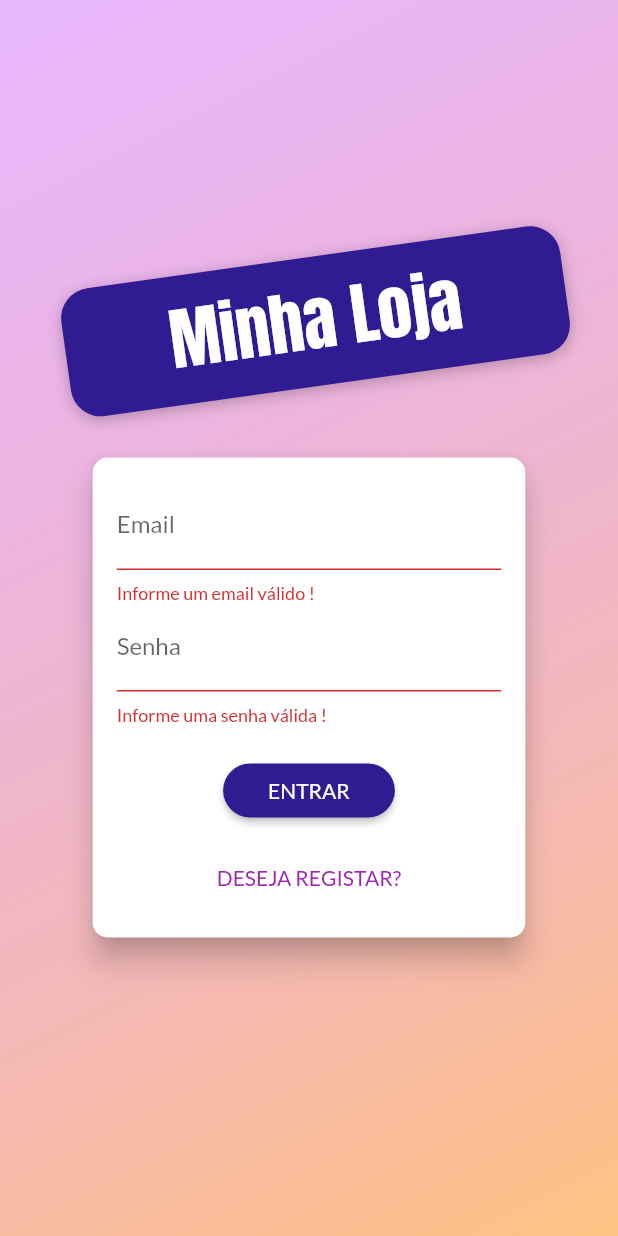
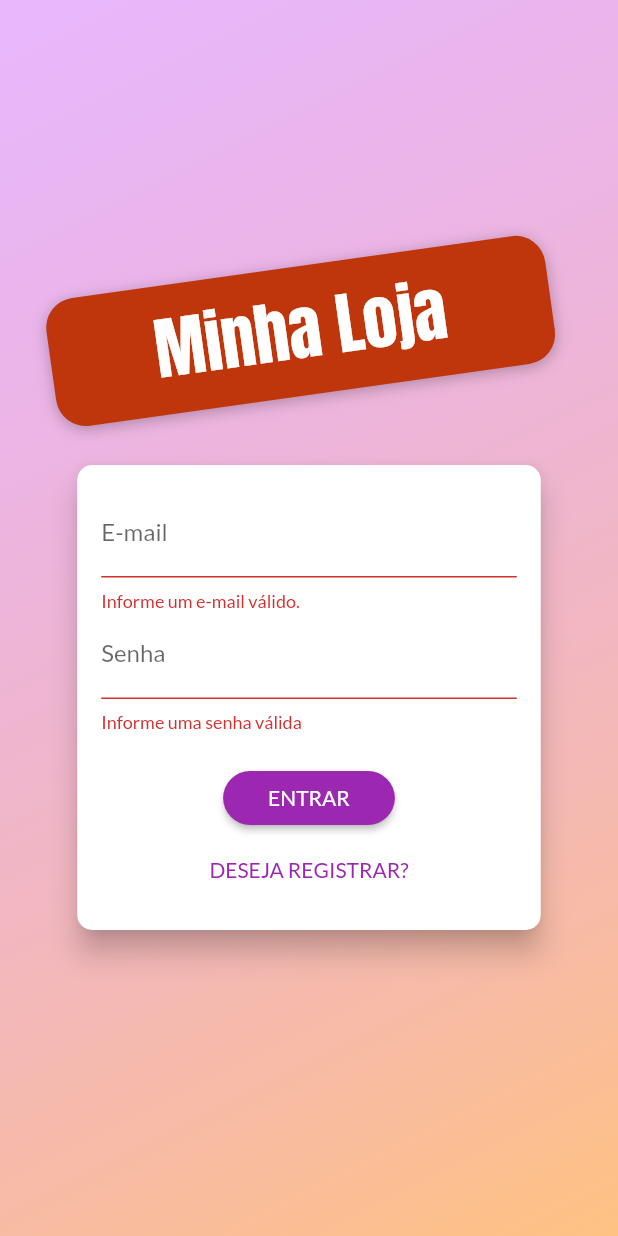
Before and after one commit to AlexGayer/shop, a Flutter app: the screen it shows after launch, after a tap on "ENTRAR", on a phone screen of 412 x 824 dp. Run offline on Flutter 3.47's test engine with Material 3 defaults, Android fonts, the phone set to English and light mode, and no system bars; our stand-ins replace shared_preferences; missing offline and left inert: shared_preferences_web; network calls fail.

```diff
--- a/lib/components/auth_form.dart
+++ b/lib/components/auth_form.dart
@@ -1,141 +1,179 @@
 import 'package:flutter/material.dart';
 import 'package:provider/provider.dart';
+import 'package:shop/exceptions/auth_exception.dart';
 import 'package:shop/models/auth.dart';
 
-enum AuthMode { Signup, Login }
+enum AuthMode { signup, login }
 
 class AuthForm extends StatefulWidget {
-  const AuthForm({super.key});
+  const AuthForm({Key? key}) : super(key: key);
 
   @override
   State<AuthForm> createState() => _AuthFormState();
 }
 
 class _AuthFormState extends State<AuthForm> {
+  final _passwordController = TextEditingController();
   final _formKey = GlobalKey<FormState>();
-  bool isLoading = false;
-  final _passwordController = TextEditingController();
-  AuthMode _authMode = AuthMode.Login;
+  bool _isLoading = false;
+  AuthMode _authMode = AuthMode.login;
   final Map<String, String> _authData = {
-    "email": "",
-    "password": "",
+    'email': '',
+    'password': '',
   };
 
-  bool _isLogin() => _authMode == AuthMode.Login;
-  bool _isSignup() => _authMode == AuthMode.Signup;
+  bool _isLogin() => _authMode == AuthMode.login;
+  bool _isSignup() => _authMode == AuthMode.signup;
+
+  void _switchAuthMode() {
+    setState(() {
+      if (_isLogin()) {
+        _authMode = AuthMode.signup;
+      } else {
+        _authMode = AuthMode.login;
+      }
+    });
+  }
+
+  void _showErrorDialog(String msg) {
+    showDialog(
+      context: context,
+      builder: (ctx) => AlertDialog(
+        title: const Text('Ocorreo um Erro'),
+        content: Text(msg),
+        actions: [
+          TextButton(
+            onPressed: () => Navigator.of(context).pop(),
+            child: const Text('Fechar'),
+          ),
+        ],
+      ),
+    );
+  }
+
+  Future<void> _submit() async {
+    final isValid = _formKey.currentState?.validate() ?? false;
+
+    if (!isValid) {
+      return;
+    }
+
+    setState(() => _isLoading = true);
+
+    _formKey.currentState?.save();
+    Auth auth = Provider.of(context, listen: false);
+
+    try {
+      if (_isLogin()) {
+        // Login
+        await auth.login(
+          _authData['email']!,
+          _authData['password']!,
+        );
+      } else {
+        // Registrar
+        await auth.signup(
+          _authData['email']!,
+          _authData['password']!,
+        );
+      }
+    } on AuthException catch (error) {
+      _showErrorDialog(error.toString());
+    } catch (error) {
+      _showErrorDialog('Ocorreu um erro inesperado!');
+    }
+
+    setState(() => _isLoading = false);
+  }
 
   @override
   Widget build(BuildContext context) {
+    final deviceSize = MediaQuery.of(context).size;
     return Card(
       elevation: 8,
-      shape: RoundedRectangleBorder(borderRadius: BorderRadius.circular(10)),
+      shape: RoundedRectangleBorder(
+        borderRadius: BorderRadius.circular(10),
+      ),
       child: Container(
-        height: _isLogin() ? 320 : 400,
-        width: MediaQuery.of(context).size.width * 0.7,
         padding: const EdgeInsets.all(16),
+        height: _isLogin() ? 310 : 400,
+        width: deviceSize.width * 0.75,
         child: Form(
           key: _formKey,
           child: Column(
             children: [
               TextFormField(
-                  decoration: const InputDecoration(labelText: "Email"),
+                decoration: const InputDecoration(labelText: 'E-mail'),
                 keyboardType: TextInputType.emailAddress,
-                  onSaved: (email) => _authData["email"] = email ?? "",
+                onSaved: (email) => _authData['email'] = email ?? '',
                 validator: (_email) {
-                    final email = _email ?? "";
-                    if (email.trim().isEmpty) {
-                      return "Informe um email válido !";
-                    } else {
+                  final email = _email ?? '';
+                  if (email.trim().isEmpty || !email.contains('@')) {
+                    return 'Informe um e-mail válido.';
+                  }
                   return null;
-                    }
                 },
               ),
               TextFormField(
-                  decoration: const InputDecoration(labelText: "Senha"),
-                  keyboardType: TextInputType.text,
+                decoration: const InputDecoration(labelText: 'Senha'),
+                keyboardType: TextInputType.emailAddress,
                 obscureText: true,
                 controller: _passwordController,
-                  onSaved: (password) => _authData["password"] = password ?? "",
+                onSaved: (password) => _authData['password'] = password ?? '',
                 validator: (_password) {
-                    final password = _password ?? "";
+                  final password = _password ?? '';
                   if (password.isEmpty || password.length < 5) {
-                      return "Informe uma senha válida !";
-                    } else {
+                    return 'Informe uma senha válida';
+                  }
                   return null;
-                    }
                 },
               ),
               if (_isSignup())
                 TextFormField(
-                    decoration: const InputDecoration(labelText: "Confirmar Senha"),
-                    keyboardType: TextInputType.text,
+                  decoration:
+                      const InputDecoration(labelText: 'Confirmar Senha'),
+                  keyboardType: TextInputType.emailAddress,
                   obscureText: true,
                   validator: _isLogin()
                       ? null
                       : (_password) {
-                            final password = _password ?? "";
+                          final password = _password ?? '';
                           if (password != _passwordController.text) {
-                              return "Senhas informadas não conferem !";
-                            } else {
+                            return 'Senhas informadas não conferem.';
+                          }
                           return null;
-                            }
                         },
                 ),
               const SizedBox(height: 20),
-                isLoading
-                    ? Center(
-                        child: CircularProgressIndicator(color: Colors.deepPurple.shade900),
-                      )
-                    : ElevatedButton(
+              if (_isLoading)
+                const CircularProgressIndicator()
+              else
+                ElevatedButton(
                   onPressed: _submit,
                   style: ElevatedButton.styleFrom(
                     shape: RoundedRectangleBorder(
                       borderRadius: BorderRadius.circular(30),
                     ),
-                            backgroundColor: Colors.deepPurple.shade900,
-                            padding: const EdgeInsets.symmetric(horizontal: 30, vertical: 8)),
-                        child: Text(_authMode == AuthMode.Login ? "ENTRAR" : "REGISTRAR"),
+                    padding: const EdgeInsets.symmetric(
+                      horizontal: 30,
+                      vertical: 8,
+                    ),
+                  ),
+                  child: Text(
+                    _authMode == AuthMode.login ? 'ENTRAR' : 'REGISTRAR',
+                  ),
                 ),
               const Spacer(),
               TextButton(
                 onPressed: _switchAuthMode,
-                  child: Text(_isLogin() ? "DESEJA REGISTAR?" : "JÁ POSSUI CONTA?"),
-                )
+                child: Text(
+                  _isLogin() ? 'DESEJA REGISTRAR?' : 'JÁ POSSUI CONTA?',
+                ),
+              ),
             ],
-            )),
+          ),
+        ),
       ),
     );
   }
-
-  _submit() async {
-    final _isValid = _formKey.currentState?.validate() ?? false;
-
-    if (!_isValid) {
-      return;
 }
-    setState(() => isLoading = true);
-
-    _formKey.currentState?.save();
-    Auth auth = Provider.of(context, listen: false);
-
-    if (_isLogin()) {
-      //login
-    } else {
-      //registrar
-      await auth.signup(
-        _authData["email"]!,
-        _authData["password"]!,
-      );
-    }
-  }
-
-  _switchAuthMode() {
-    setState(() {
-      if (_isLogin()) {
-        _authMode = AuthMode.Signup;
-      } else {
-        _authMode = AuthMode.Login;
-      }
-    });
-  }
-}
--- /dev/null
+++ b/lib/data/store.dart
@@ -0,0 +1,32 @@
+import 'dart:convert';
+import 'package:shared_preferences/shared_preferences.dart';
+
+class Store {
+  static Future<bool> saveString(String key, String value) async {
+    final prefs = await SharedPreferences.getInstance();
+    return prefs.setString(key, value);
+  }
+
+  static Future<bool> saveMap(String key, Map<String, dynamic> value) async {
+    return saveString(key, jsonEncode(value));
+  }
+
+  static Future<String> getString(String key,
+      [String defaultValue = '']) async {
+    final prefs = await SharedPreferences.getInstance();
+    return prefs.getString(key) ?? defaultValue;
+  }
+
+  static Future<Map<String, dynamic>> getMap(String key) async {
+    try {
+      return jsonDecode(await getString(key));
+    } catch (_) {
+      return {};
+    }
+  }
+
+  static Future<bool> remove(String key) async {
+    final prefs = await SharedPreferences.getInstance();
+    return prefs.remove(key);
+  }
+}
--- /dev/null
+++ b/lib/exceptions/auth_exception.dart
@@ -0,0 +1,20 @@
+class AuthException implements Exception {
+  static const Map<String, String> errors = {
+    'EMAIL_EXISTS': 'E-mail já cadastrado.',
+    'OPERATION_NOT_ALLOWED': 'Operação não permitida!',
+    'TOO_MANY_ATTEMPTS_TRY_LATER':
+        'Acesso bloqueado temporariamente. Tente mais tarde.',
+    'EMAIL_NOT_FOUND': 'E-mail não encontrado.',
+    'INVALID_PASSWORD': 'Senha informada não confere.',
+    'USER_DISABLED': 'A conta do usuário foi desabilitada.',
+  };
+
+  final String key;
+
+  AuthException(this.key);
+
+  @override
+  String toString() {
+    return errors[key] ?? 'Ocorreu um erro no processo de autenticação.';
+  }
+}
--- /dev/null
+++ b/lib/generated_plugin_registrant.dart
@@ -0,0 +1,17 @@
+//
+// Generated file. Do not edit.
+//
+
+// ignore_for_file: directives_ordering
+// ignore_for_file: lines_longer_than_80_chars
+// ignore_for_file: depend_on_referenced_packages
+
+import 'package:shared_preferences_web/shared_preferences_web.dart';
+
+import 'package:flutter_web_plugins/flutter_web_plugins.dart';
+
+// ignore: public_member_api_docs
+void registerPlugins(Registrar registrar) {
+  SharedPreferencesPlugin.registerWith(registrar);
+  registrar.registerMessageHandler();
+}
--- a/lib/main.dart
+++ b/lib/main.dart
@@ -4,12 +4,11 @@ import 'package:shop/models/auth.dart';
 import 'package:shop/models/cart.dart';
 import 'package:shop/models/order_list.dart';
 import 'package:shop/models/product_list.dart';
-import 'package:shop/pages/auth_page.dart';
+import 'package:shop/pages/auth_or_home_page.dart';
 import 'package:shop/pages/cart_page.dart';
 import 'package:shop/pages/orders_page.dart';
 import 'package:shop/pages/product_detail_page.dart';
 import 'package:shop/pages/product_form_page.dart';
-import 'package:shop/pages/products_overview_page.dart';
 import 'package:shop/pages/products_page.dart';
 import 'package:shop/utils/app_routes.dart';
 
@@ -25,16 +24,30 @@ class MyApp extends StatelessWidget {
     return MultiProvider(
       providers: [
         ChangeNotifierProvider(
+          create: (_) => Auth(),
+        ),
+        ChangeNotifierProxyProvider<Auth, ProductList>(
           create: (_) => ProductList(),
+          update: (ctx, auth, previous) {
+            return ProductList(
+              auth.token ?? '',
+              auth.userId ?? '',
+              previous?.items ?? [],
+            );
+          },
+        ),
+        ChangeNotifierProxyProvider<Auth, OrderList>(
+          create: (_) => OrderList(),
+          update: (ctx, auth, previous) {
+            return OrderList(
+              auth.token ?? '',
+              auth.userId ?? '',
+              previous?.items ?? [],
+            );
+          },
         ),
         ChangeNotifierProvider(
           create: (_) => Cart(),
-        ),
-        ChangeNotifierProvider(
-          create: (_) => OrderList(),
-        ),
-        ChangeNotifierProvider(
-          create: (_) => Auth(),
         ),
       ],
       child: MaterialApp(
@@ -49,13 +62,12 @@ class MyApp extends StatelessWidget {
         ),
         // home: const ProductsOverviewPage(),
         routes: {
-          AppRoutes.home: (ctx) => const ProductsOverviewPage(),
+          AppRoutes.authOrHome: (ctx) => const AuthOrHomePage(),
           AppRoutes.productDetail: (ctx) => const ProductDetailPage(),
           AppRoutes.cart: (ctx) => const CartPage(),
           AppRoutes.orders: (ctx) => const OrdersPage(),
           AppRoutes.products: (ctx) => const ProductsPage(),
           AppRoutes.productForm: (ctx) => const ProductFormPage(),
-          AppRoutes.auth: (ctx) => const AuthPage(),
         },
         debugShowCheckedModeBanner: false,
       ),
--- a/lib/models/auth.dart
+++ b/lib/models/auth.dart
@@ -1,19 +1,126 @@
+import 'dart:async';
 import 'dart:convert';
 
 import 'package:flutter/material.dart';
 import 'package:http/http.dart' as http;
+import 'package:shop/data/store.dart';
+import 'package:shop/exceptions/auth_exception.dart';
+import 'package:shop/utils/constants.dart';
 
 class Auth with ChangeNotifier {
-  static const url = "https://identitytoolkit.googleapis.com/v1/accounts:signUp?key=";
+  String? _token;
+  String? _email;
+  String? _userId;
+  DateTime? _expiryDate;
+  Timer? _logoutTimer;
+
+  bool get isAuth {
+    final isValid = _expiryDate?.isAfter(DateTime.now()) ?? false;
+    return _token != null && isValid;
+  }
+
+  String? get token {
+    return isAuth ? _token : null;
+  }
+
+  String? get email {
+    return isAuth ? _email : null;
+  }
+
+  String? get userId {
+    return isAuth ? _userId : null;
+  }
+
+  Future<void> _authenticate(
+      String email, String password, String urlFragment) async {
+    final url =
+        'https://identitytoolkit.googleapis.com/v1/accounts:$urlFragment?key=${Constants.webApiKey}';
+    final response = await http.post(
+      Uri.parse(url),
+      body: jsonEncode({
+        'email': email,
+        'password': password,
+        'returnSecureToken': true,
+      }),
+    );
+
+    final body = jsonDecode(response.body);
+
+    if (body['error'] != null) {
+      throw AuthException(body['error']['message']);
+    } else {
+      _token = body['idToken'];
+      _email = body['email'];
+      _userId = body['localId'];
+
+      _expiryDate = DateTime.now().add(
+        Duration(
+          seconds: int.parse(body['expiresIn']),
+        ),
+      );
+
+      Store.saveMap('userData', {
+        'token': _token,
+        'email': _email,
+        'userId': _userId,
+        'expiryDate': _expiryDate!.toIso8601String(),
+      });
+
+      _autoLogout();
+      notifyListeners();
+    }
+  }
+
   Future<void> signup(String email, String password) async {
-    final response = await http.post(Uri.parse(url),
-        body: jsonEncode(
-          {
-            "email": email,
-            "password": password,
-            "returnSecureToken": true,
-          },
-        ));
-    print(jsonDecode(response.body));
+    return _authenticate(email, password, 'signUp');
+  }
+
+  Future<void> login(String email, String password) async {
+    return _authenticate(email, password, 'signInWithPassword');
+  }
+
+  Future<void> tryAutoLogin() async {
+    if (isAuth) return;
+
+    final userData = await Store.getMap('userData');
+
+    if (userData.isEmpty) return;
+
+    final expiryDate = DateTime.parse(userData['expiryDate']);
+    if (expiryDate.isBefore(DateTime.now())) return;
+
+    _token = userData['token'];
+    _email = userData['email'];
+    _userId = userData['userId'];
+    _expiryDate = expiryDate;
+
+    _autoLogout();
+    notifyListeners();
+  }
+
+  void logout() {
+    _token = null;
+    _email = null;
+    _userId = null;
+    _expiryDate = null;
+    _clearLogoutTimer();
+    Store.remove('userData').then((_) {
+      notifyListeners();
+    });
+  }
+
+  void _clearLogoutTimer() {
+    _logoutTimer?.cancel();
+    _logoutTimer = null;
+  }
+
+  void _autoLogout() {
+    _clearLogoutTimer();
+    final timeToLogout = _expiryDate?.difference(DateTime.now()).inSeconds;
+    print(timeToLogout);
+    _logoutTimer = Timer(
+      Duration(seconds: timeToLogout ?? 0),
+      logout,
+    );
   }
 }
--- a/lib/models/order_list.dart
+++ b/lib/models/order_list.dart
@@ -7,7 +7,15 @@ import 'package:shop/models/order.dart';
 import 'package:shop/utils/constants.dart';
 
 class OrderList with ChangeNotifier {
-  final List<Order> _items = [];
+  final String _token;
+  final String _userId;
+  List<Order> _items = [];
+
+  OrderList([
+    this._token = '',
+    this._userId = '',
+    this._items = const [],
+  ]);
 
   List<Order> get items {
     return [..._items];
@@ -18,15 +26,15 @@ class OrderList with ChangeNotifier {
   }
 
   Future<void> loadOrders() async {
-    _items.clear();
+    List<Order> items = [];
 
     final response = await http.get(
-      Uri.parse('${Constants.orderBaseUrl}.json'),
+      Uri.parse('${Constants.orderBaseUrl}/$_userId.json?auth=$_token'),
     );
     if (response.body == 'null') return;
     Map<String, dynamic> data = jsonDecode(response.body);
     data.forEach((orderId, orderData) {
-      _items.add(
+      items.add(
         Order(
           id: orderId,
           date: DateTime.parse(orderData['date']),
@@ -43,6 +51,8 @@ class OrderList with ChangeNotifier {
         ),
       );
     });
+
+    _items = items.reversed.toList();
     notifyListeners();
   }
 
@@ -50,7 +60,7 @@ class OrderList with ChangeNotifier {
     final date = DateTime.now();
 
     final response = await http.post(
-      Uri.parse('${Constants.orderBaseUrl}.json'),
+      Uri.parse('${Constants.orderBaseUrl}/$_userId.json?auth=$_token'),
       body: jsonEncode(
         {
           'total': cart.totalAmount,
--- a/lib/models/product_list.dart
+++ b/lib/models/product_list.dart
@@ -7,11 +7,19 @@ import 'package:shop/models/product.dart';
 import 'package:shop/utils/constants.dart';
 
 class ProductList with ChangeNotifier {
-  final List<Product> _items = [];
+  final String _token;
+  final String _userId;
+  List<Product> _items = [];
 
   List<Product> get items => [..._items];
   List<Product> get favoriteItems =>
       _items.where((prod) => prod.isFavorite).toList();
+
+  ProductList([
+    this._token = '',
+    this._userId = '',
+    this._items = const [],
+  ]);
 
   int get itemsCount {
     return _items.length;
@@ -21,11 +29,22 @@ class ProductList with ChangeNotifier {
     _items.clear();
 
     final response = await http.get(
-      Uri.parse('${Constants.productBaseUrl}.json'),
+      Uri.parse('${Constants.productBaseUrl}.json?auth=$_token'),
     );
     if (response.body == 'null') return;
+
+    final favResponse = await http.get(
+      Uri.parse(
+        '${Constants.userFavoritesUrl}/$_userId.json?auth=$_token',
+      ),
+    );
+
+    Map<String, dynamic> favData =
+        favResponse.body == 'null' ? {} : jsonDecode(favResponse.body);
+
     Map<String, dynamic> data = jsonDecode(response.body);
     data.forEach((productId, productData) {
+      final isFavorite = favData[productId] ?? false;
       _items.add(
         Product(
           id: productId,
@@ -33,7 +52,7 @@ class ProductList with ChangeNotifier {
           description: productData['description'],
           price: productData['price'],
           imageUrl: productData['imageUrl'],
-          isFavorite: productData['isFavorite'],
+          isFavorite: isFavorite,
         ),
       );
     });
@@ -60,14 +79,13 @@ class ProductList with ChangeNotifier {
 
   Future<void> addProduct(Product product) async {
     final response = await http.post(
-      Uri.parse('${Constants.productBaseUrl}.json'),
+      Uri.parse('${Constants.productBaseUrl}.json?auth=$_token'),
       body: jsonEncode(
         {
           "name": product.name,
           "description": product.description,
           "price": product.price,
           "imageUrl": product.imageUrl,
-          "isFavorite": product.isFavorite,
         },
       ),
     );
@@ -79,7 +97,6 @@ class ProductList with ChangeNotifier {
       description: product.description,
       price: product.price,
       imageUrl: product.imageUrl,
-      isFavorite: product.isFavorite,
     ));
     notifyListeners();
   }
@@ -89,7 +106,8 @@ class ProductList with ChangeNotifier {
 
     if (index >= 0) {
       await http.patch(
-        Uri.parse('${Constants.productBaseUrl}/${product.id}.json'),
+        Uri.parse(
+            '${Constants.productBaseUrl}/${product.id}.json?auth=$_token'),
         body: jsonEncode(
           {
             "name": product.name,
@@ -114,7 +132,8 @@ class ProductList with ChangeNotifier {
       notifyListeners();
 
       final response = await http.delete(
-        Uri.parse('${Constants.productBaseUrl}/${product.id}.json'),
+        Uri.parse(
+            '${Constants.productBaseUrl}/${product.id}.json?auth=$_token'),
       );
 
       if (response.statusCode >= 400) {
--- /dev/null
+++ b/lib/pages/auth_or_home_page.dart
@@ -0,0 +1,29 @@
+import 'package:flutter/material.dart';
+import 'package:provider/provider.dart';
+import 'package:shop/models/auth.dart';
+import 'package:shop/pages/auth_page.dart';
+import 'package:shop/pages/products_overview_page.dart';
+
+class AuthOrHomePage extends StatelessWidget {
+  const AuthOrHomePage({Key? key}) : super(key: key);
+
+  @override
+  Widget build(BuildContext context) {
+    Auth auth = Provider.of(context);
+    // return auth.isAuth ? const ProductsOverviewPage() : const AuthPage();
+    return FutureBuilder(
+      future: auth.tryAutoLogin(),
+      builder: (ctx, snapshot) {
+        if (snapshot.connectionState == ConnectionState.waiting) {
+          return const Center(child: CircularProgressIndicator());
+        } else if (snapshot.error != null) {
+          return const Center(
+            child: Text('Ocorreu um erro!'),
+          );
+        } else {
+          return auth.isAuth ? const ProductsOverviewPage() : const AuthPage();
+        }
+      },
+    );
+  }
+}
--- a/lib/pages/auth_page.dart
+++ b/lib/pages/auth_page.dart
@@ -4,7 +4,7 @@ import 'package:flutter/material.dart';
 import 'package:shop/components/auth_form.dart';
 
 class AuthPage extends StatelessWidget {
-  const AuthPage({super.key});
+  const AuthPage({Key? key}) : super(key: key);
 
   @override
   Widget build(BuildContext context) {
@@ -26,35 +26,56 @@ class AuthPage extends StatelessWidget {
           SizedBox(
             width: double.infinity,
             child: Column(
+              crossAxisAlignment: CrossAxisAlignment.center,
               mainAxisAlignment: MainAxisAlignment.center,
-              crossAxisAlignment: CrossAxisAlignment.center,
               children: [
                 Container(
                   margin: const EdgeInsets.only(bottom: 20),
-                  padding: const EdgeInsets.symmetric(vertical: 10, horizontal: 70),
-                  transform: Matrix4.rotationZ(-8 * pi / 180),
+                  padding: const EdgeInsets.symmetric(
+                    vertical: 10,
+                    horizontal: 70,
+                  ),
+                  // cascade operator
+                  transform: Matrix4.rotationZ(-8 * pi / 180)..translate(-10.0),
                   decoration: BoxDecoration(
                     borderRadius: BorderRadius.circular(20),
-                    color: Colors.deepPurple.shade900,
+                    color: Colors.deepOrange.shade900,
                     boxShadow: const [
                       BoxShadow(
                         blurRadius: 8,
                         color: Colors.black26,
                         offset: Offset(0, 2),
-                      )
+                      ),
                     ],
                   ),
                   child: const Text(
-                    "Minha Loja",
-                    style: TextStyle(fontSize: 45, fontFamily: "Anton", color: Colors.white),
+                    'Minha Loja',
+                    style: TextStyle(
+                      fontSize: 45,
+                      fontFamily: 'Anton',
+                      color: Colors.white,
+                    ),
                   ),
                 ),
                 const AuthForm(),
               ],
             ),
-          )
+          ),
         ],
       ),
     );
   }
 }
+
+// Exemplo usado para explicar o cascade operator
+// void main() {
+//   List<int> a = [1, 2, 3];
+//   a.add(4);
+//   a.add(5);
+//   a.add(6);
+
+//   // cascade operator!
+//   a..add(7)..add(8)..add(9);
+
+//   print(a);
+// }
--- a/lib/utils/app_routes.dart
+++ b/lib/utils/app_routes.dart
@@ -1,6 +1,5 @@
 class AppRoutes {
-  static const auth = '/';
-  static const home = '/home';
+  static const authOrHome = '/';
   static const productDetail = '/product-detail';
   static const cart = '/cart';
   static const orders = '/orders';
--- a/lib/utils/constants.dart
+++ b/lib/utils/constants.dart
@@ -1,4 +1,6 @@
 class Constants {
+  static const userFavoritesUrl = 'https://shop-cod3r-1ec9e-default-rtdb.firebaseio.com/userFavorites';
   static const productBaseUrl = 'https://shop-cod3r-1ec9e-default-rtdb.firebaseio.com/products';
   static const orderBaseUrl = 'https://shop-cod3r-1ec9e-default-rtdb.firebaseio.com/orders';
+  static const webApiKey = 'AIzaSyAOB9uer_xxRprUZnoZSqeK3oenNmingOc';
 }
--- a/pubspec.yaml
+++ b/pubspec.yaml
@@ -32,10 +32,12 @@ dependencies:
   provider: ^6.0.3
   intl: ^0.17.0
   http: ^0.13.5
+  shared_preferences: ^2.0.15
 
   # The following adds the Cupertino Icons font to your application.
   # Use with the CupertinoIcons class for iOS style icons.
   cupertino_icons: ^1.0.2
+  firebase_auth: ^4.16.0
 
 dev_dependencies:
   flutter_test:
```
Also changed, not shown: lib/components/app_drawer.dart (+17 -1 lines), lib/components/product_grid_item.dart (+6 -1 lines), lib/models/product.dart (+6 -4 lines), pubspec.lock, 14 other files. Lines whose indentation alone changed are shown as unchanged.
